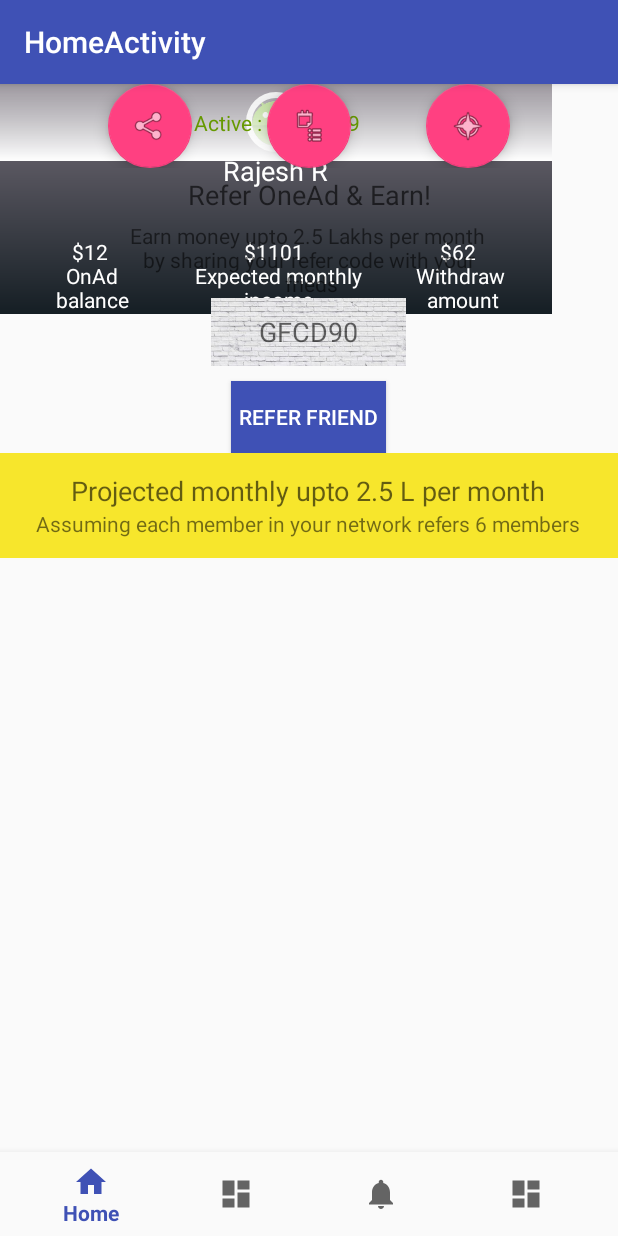
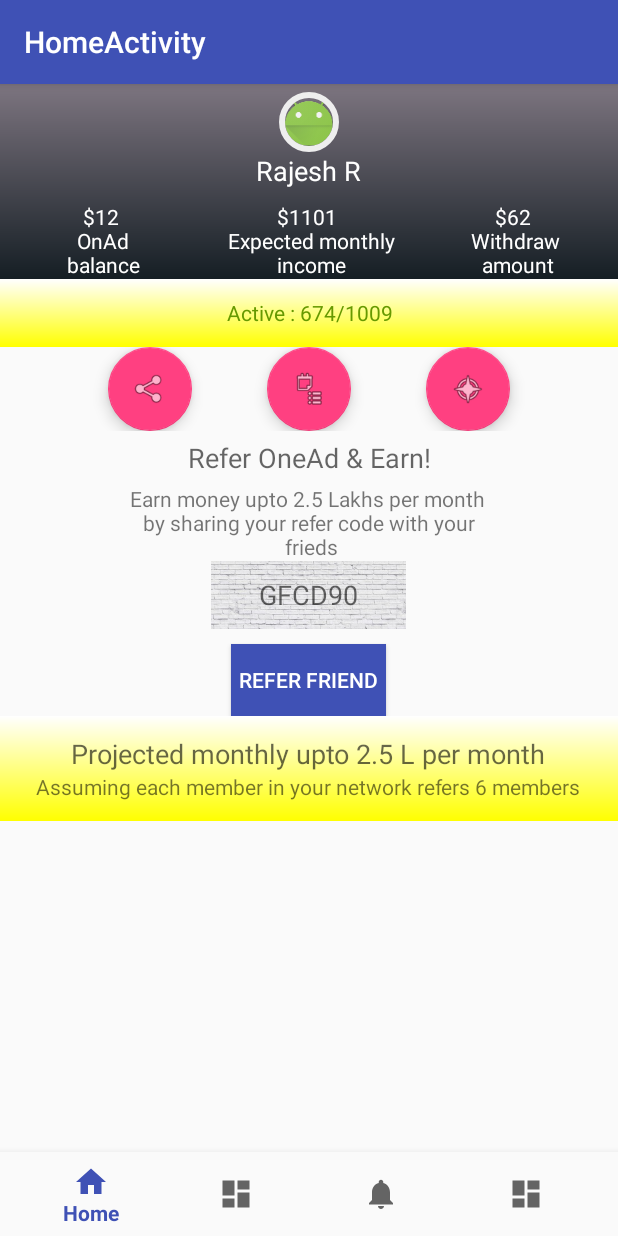
Before and after one commit to RajesMca008/AdsProject, an Android app: the DashboardFragment screen opened directly, with no data from a screen before it, on a phone screen of 412 x 824 dp. Run offline under Robolectric (Android 15) with nearby library versions, the phone set to English and light mode, and no system bars; plain views replace CircularImageView.

Commit message:
grdent changed

```diff
--- a/AdsPro/app/src/main/res/drawable/white_gradient.xml
+++ b/AdsPro/app/src/main/res/drawable/white_gradient.xml
@@ -2,7 +2,7 @@
 <shape xmlns:android="http://schemas.android.com/apk/res/android" android:shape="rectangle" >
     <gradient
         android:type="linear"
-        android:startColor="#4CF0F0F0"
-        android:endColor="#FFffffff"
+        android:startColor="#FFffffff"
+        android:endColor="#FFffff00"
         android:angle="270"/>
 </shape>
--- a/AdsPro/app/src/main/res/layout/fragment_dashboard.xml
+++ b/AdsPro/app/src/main/res/layout/fragment_dashboard.xml
@@ -1,20 +1,20 @@
-<android.support.constraint.ConstraintLayout xmlns:android="http://schemas.android.com/apk/res/android"
+<LinearLayout xmlns:android="http://schemas.android.com/apk/res/android"
     xmlns:app="http://schemas.android.com/apk/res-auto"
     xmlns:tools="http://schemas.android.com/tools"
     android:id="@+id/linearLayout"
     android:layout_width="match_parent"
+    android:orientation="vertical"
     android:layout_height="match_parent"
     tools:context="com.appants.adspro.DashboardFragment">
 
     <!-- TODO: Update blank fragment layout -->
 
     <LinearLayout
-        android:layout_width="368dp"
-        android:layout_height="153dp"
+        android:layout_width="match_parent"
+        android:layout_height="130dp"
         android:background="@drawable/bg_gradiant"
         android:orientation="vertical"
-        tools:layout_editor_absoluteX="8dp"
-        tools:layout_editor_absoluteY="5dp">
+         >
 
         <com.mikhaellopez.circularimageview.CircularImageView
             android:layout_marginTop="5dp"
@@ -67,33 +67,24 @@
         </LinearLayout>
     </LinearLayout>
 
-    <LinearLayout
-        android:layout_width="368dp"
-        android:layout_height="51dp"
-        android:background="@drawable/white_gradient"
-        android:orientation="horizontal"
-        tools:layout_editor_absoluteX="8dp"
-        tools:layout_editor_absoluteY="166dp">
+
 
         <TextView
+            android:background="@drawable/white_gradient"
+            android:minHeight="45dp"
             android:id="@+id/textView2"
-            android:layout_width="wrap_content"
+            android:layout_width="match_parent"
             android:layout_height="wrap_content"
             android:layout_gravity="center_vertical"
-            android:layout_weight="1"
             android:gravity="center"
             android:text="Active : 674/1009"
             android:textColor="@android:color/holo_green_dark" />
-    </LinearLayout>
 
     <LinearLayout
         android:layout_width="match_parent"
         android:layout_height="wrap_content"
         android:orientation="vertical"
-        tools:layout_editor_absoluteX="8dp"
-        tools:layout_editor_absoluteY="215dp"
-        android:gravity="center"
-        tools:ignore="MissingConstraints">
+         >
         <LinearLayout
             android:layout_width="match_parent"
             android:weightSum="3"
@@ -160,7 +151,7 @@
 
         <LinearLayout
             android:layout_width="match_parent"
-            android:background="#d3f7e302"
+            android:background="@drawable/white_gradient"
             android:layout_gravity="center"
             android:gravity="center"
             android:orientation="vertical"
@@ -179,4 +170,4 @@
 
 
 
-</android.support.constraint.ConstraintLayout>
+</LinearLayout>
--- a/AdsPro/build.gradle
+++ b/AdsPro/build.gradle
@@ -3,9 +3,10 @@
 buildscript {
     repositories {
         jcenter()
+        google()
     }
     dependencies {
-        classpath 'com.android.tools.build:gradle:2.3.3'
+        classpath 'com.android.tools.build:gradle:3.0.0'
 
         // NOTE: Do not place your application dependencies here; they belong
         // in the individual module build.gradle files
@@ -15,6 +16,7 @@ buildscript {
 allprojects {
     repositories {
         jcenter()
+        google()
     }
 }
 
```
